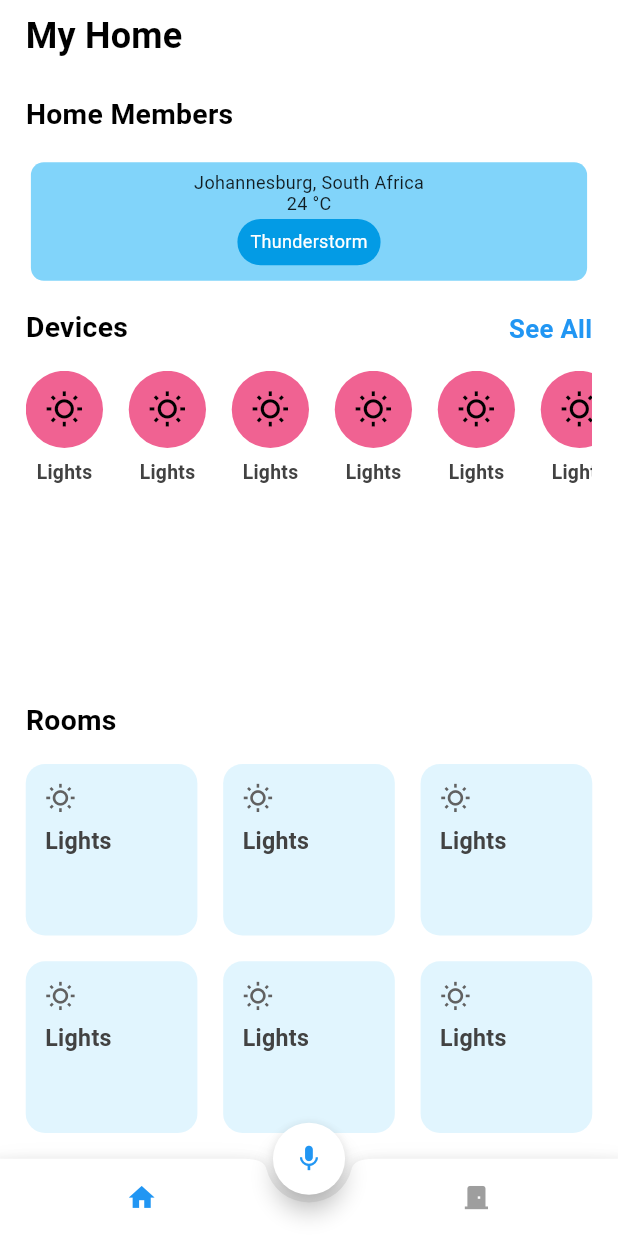
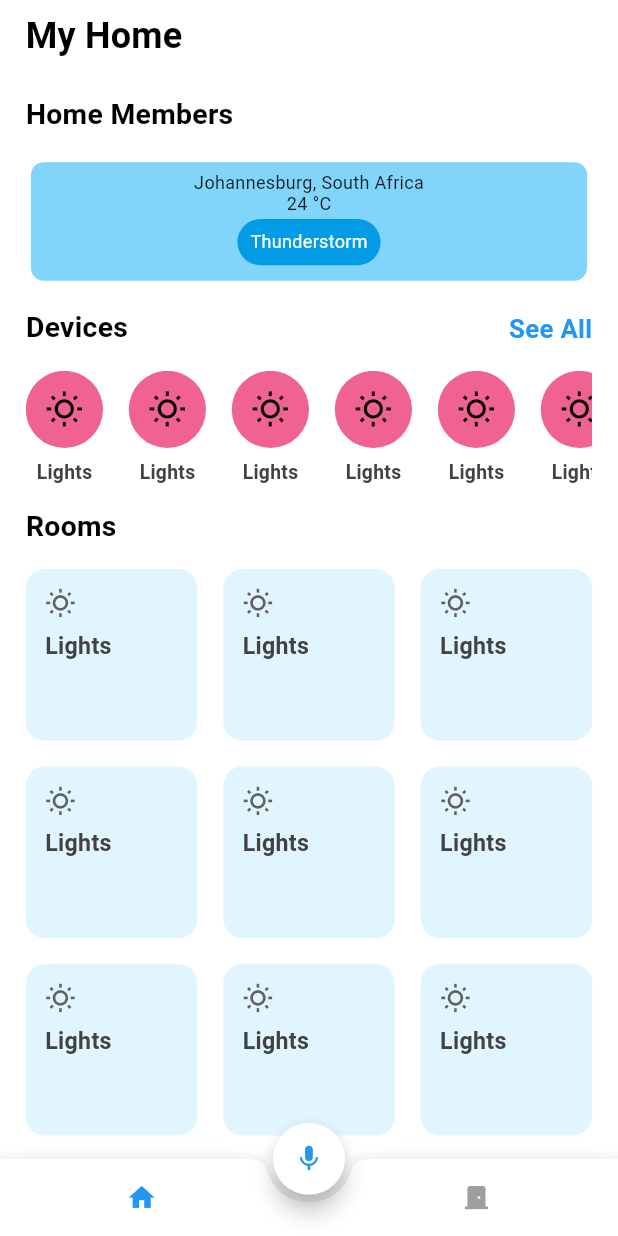
Before and after one commit to MAYasin/sync_home, a Flutter app: the screen it shows after launch, on a phone screen of 412 x 824 dp. Run offline on Flutter 3.47's test engine with Material 2 defaults, Android fonts, the phone set to English and light mode, and no system bars; our stand-ins replace get, google_fonts, responsive_framework.

Commit message:
most items filled

```diff
--- a/lib/ui/shared/base_view.dart
+++ b/lib/ui/shared/base_view.dart
@@ -20,9 +20,11 @@ class BaseView extends StatelessWidget {
   Widget build(BuildContext context) {
     return Scaffold(
       body: SafeArea(
-        child: Padding(
-          padding: const EdgeInsets.all(20.0),
-          child: child,
+        child: SingleChildScrollView(
+          child: Padding(
+            padding: const EdgeInsets.all(20.0),
+            child: child,
+          ),
         ),
       ),
       backgroundColor: Theme.of(context).backgroundColor,
--- a/lib/ui/views/home_view/home_view.dart
+++ b/lib/ui/views/home_view/home_view.dart
@@ -1,7 +1,5 @@
 import 'package:flutter/material.dart';
 import 'package:flutter/services.dart';
-
-import '../../shared/base_view.dart';
 
 class HomeView extends StatelessWidget {
   const HomeView({Key? key}) : super(key: key);
@@ -92,10 +90,9 @@ class HomeView extends StatelessWidget {
         const SizedBox(
           height: 20,
         ),
-        Flexible(
-          child: ListView(
-            shrinkWrap: true,
-            scrollDirection: Axis.horizontal,
+        SingleChildScrollView(
+          scrollDirection: Axis.horizontal,
+          child: Row(
             children: const [
               CircularDeviceButton(),
               SizedBox(width: 20),
@@ -139,10 +136,19 @@ class HomeView extends StatelessWidget {
         GridView.count(
           physics: const NeverScrollableScrollPhysics(),
           shrinkWrap: true,
-          crossAxisCount: 3,
+          crossAxisCount: MediaQuery.of(context).orientation == Orientation.portrait ? 3 : 4,
           mainAxisSpacing: 20,
           crossAxisSpacing: 20,
           children: [
+            DeviceButton(
+              onTap: () {},
+            ),
+            DeviceButton(
+              onTap: () {},
+            ),
+            DeviceButton(
+              onTap: () {},
+            ),
             DeviceButton(
               onTap: () {},
             ),
```
